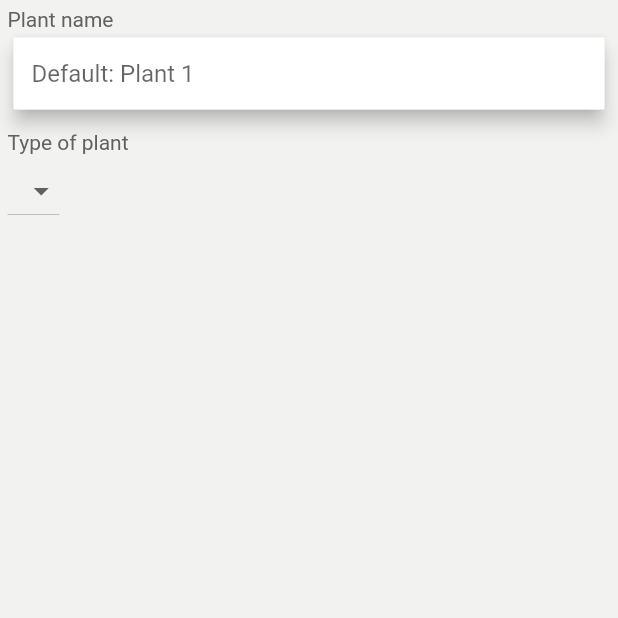
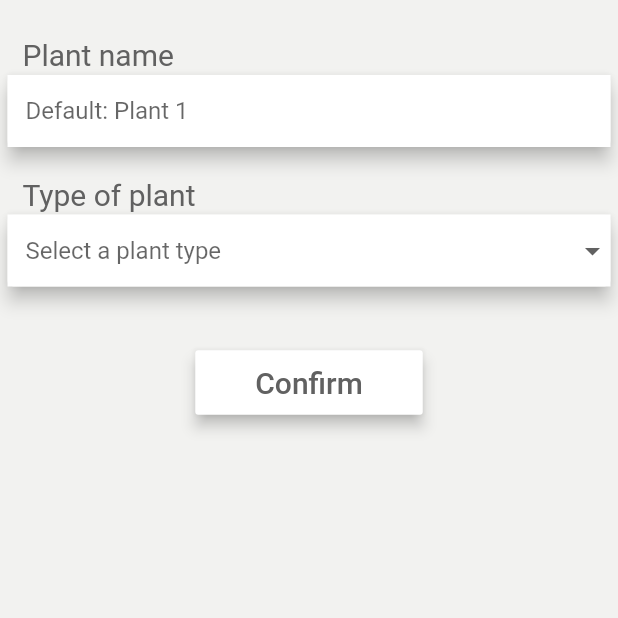
Before and after one commit to nip009/water_plant, a Flutter app: the TankOverview screen opened directly with empty values, after a tap on the "add" icon, on a phone screen of 412 x 824 dp, the top half of it. Run offline on Flutter 3.47's test engine with Material 2 defaults, Android fonts, the phone set to English and light mode, and no system bars; our stand-ins replace country_code_picker; missing offline and left inert: custom_navigator.

Commit message:
Let user make new plant - WIP

```diff
--- a/lib/src/screens/tank_overview/components/add_new_plant.dart
+++ b/lib/src/screens/tank_overview/components/add_new_plant.dart
@@ -1,12 +1,14 @@
 import 'package:flutter/material.dart';
+import 'package:water_plant/objects/plant/plant.dart';
 import 'package:water_plant/objects/watertankdevice/water_tank_device.dart';
 
 import 'package:water_plant/constants.dart' as Constants;
 
 class AddNewPlant extends StatefulWidget {
   WaterTankDevice tank;
+  Function addNewPlant;
 
-  AddNewPlant(this.tank);
+  AddNewPlant(this.tank, this.addNewPlant);
   @override
   _AddNewPlantState createState() => _AddNewPlantState();
 }
@@ -15,6 +17,10 @@ class _AddNewPlantState extends State<AddNewPlant> {
   final _formKey = new GlobalKey<FormState>();
 
   String _plantName = '';
+
+  // needs to be null because the value in DropdownButton needs to be null at first
+  String _selectedPlantType;
+
   @override
   Widget build(BuildContext context) {
     return SafeArea(
@@ -25,10 +31,17 @@ class _AddNewPlantState extends State<AddNewPlant> {
             crossAxisAlignment: CrossAxisAlignment.start,
             children: <Widget>[
               Container(
-                child: Text('Plant name'),
+                padding: EdgeInsets.fromLTRB(10, 20, 10, 2),
+                child: Text(
+                  'Plant name',
+                  style: TextStyle(
+                    fontSize: 20,
+                  ),
+                ),
               ),
               Card(
                 elevation: 5,
+                margin: EdgeInsets.all(0),
                 child: Container(
                   padding: EdgeInsets.only(left: 12),
                   color: Colors.white,
@@ -49,18 +62,74 @@ class _AddNewPlantState extends State<AddNewPlant> {
                 ),
               ),
               Container(
-                padding: EdgeInsets.only(top: 10),
-                child: Text('Type of plant'),
+                padding: EdgeInsets.fromLTRB(10, 20, 10, 2),
+                child: Text(
+                  'Type of plant',
+                  style: TextStyle(
+                    fontSize: 20,
+                  ),
+                ),
               ),
-              DropdownButton<String>(
-                items: <String>['A', 'B', 'C', 'D'].map((String value) {
-                  return new DropdownMenuItem<String>(
-                    value: value,
-                    child: new Text(value),
-                  );
-                }).toList(),
-                onChanged: (_) {},
-              )
+              Card(
+                elevation: 5,
+                margin: EdgeInsets.all(0),
+                child: Container(
+                  padding: EdgeInsets.only(left: 12),
+                  alignment: Alignment.centerLeft,
+                  color: Colors.white,
+                  child: DropdownButton<String>(
+                    //isDense: true,
+                    hint: Text('Select a plant type'),
+                    value: _selectedPlantType,
+                    items: [
+                      'Chinese Evergreen',
+                      'Emerald palm',
+                      'Orchid',
+                      'Yucca Palm',
+                      'Cocos Palm',
+                      'Money Tree',
+                      'Queen Palm',
+                      'Benjamin Fig',
+                      'Bonsai Ficus',
+                      'Janet Lind',
+                    ].map((String value) {
+                      return new DropdownMenuItem<String>(
+                        value: value,
+                        child: new Text(value),
+                      );
+                    }).toList(),
+                    onChanged: (String value) {
+                      setState(() {
+                        _selectedPlantType = value;
+                      });
+                    },
+                    isExpanded: true,
+                    underline: Container(),
+                  ),
+                ),
+              ),
+              Container(
+                padding: EdgeInsets.only(top: 40),
+                alignment: Alignment.center,
+                child: RaisedButton(
+                  elevation: 4,
+                  padding: EdgeInsets.all(10),
+                  color: Colors.white,
+                  child: Container(
+                    margin: EdgeInsets.only(left: 30, right: 30),
+                    child: Text(
+                      'Confirm',
+                      style: TextStyle(
+                        fontSize: 20,
+                        color: Colors.grey[700],
+                      ),
+                    ),
+                  ),
+                  onPressed: () {
+                    _submit();
+                  },
+                ),
+              ),
             ],
           ),
         ),
@@ -73,9 +142,14 @@ class _AddNewPlantState extends State<AddNewPlant> {
     if (_formKey.currentState.validate()) {
       //onSaved for the form is called and tank name is stored in _tankName.
       _formKey.currentState.save();
-      print(_plantName);
-      WaterTankDevice tank = WaterTankDevice(_plantName);
-      //widget.addPlant(plant);
+
+      Plant plant = Plant(
+        0,
+        name: _plantName,
+        latinName: 'latinsk navn',
+        imageName: Constants.PLANT_BENJAMIN_FIG,
+      );
+      widget.addNewPlant(plant);
       Navigator.pop(context);
     }
   }
--- a/lib/src/screens/tank_overview/components/edit_tank.dart
+++ b/lib/src/screens/tank_overview/components/edit_tank.dart
@@ -89,7 +89,7 @@ class _EditTankState extends State<EditTank> {
               Container(
                 padding: EdgeInsets.fromLTRB(10, 10, 10, 0),
                 child: Text(
-                  'Device name:',
+                  'Device name',
                   style: TextStyle(
                     fontSize: 20,
                   ),
@@ -121,7 +121,7 @@ class _EditTankState extends State<EditTank> {
               Container(
                 padding: EdgeInsets.fromLTRB(10, 20, 10, 0),
                 child: Text(
-                  'Networks:',
+                  'Networks',
                   style: TextStyle(
                     fontSize: 20,
                   ),
--- a/lib/src/screens/tank_overview/tank_overview.dart
+++ b/lib/src/screens/tank_overview/tank_overview.dart
@@ -1,4 +1,5 @@
 import 'package:flutter/material.dart';
+import 'package:water_plant/objects/plant/plant.dart';
 import 'package:water_plant/objects/watertankdevice/water_tank_device.dart';
 import 'package:water_plant/src/components/change_name_alert_dialog.dart';
 import 'package:water_plant/src/components/plant_info_card.dart';
@@ -34,26 +35,13 @@ class _TankOverviewState extends State<TankOverview> {
     refreshState();
   }
 
-  addNewPlant() {
-    /*if (widget.tank.plants.length <
+  addNewPlant(Plant plant) {
+    assert(plant != null);
+    if (widget.tank.plants.length <
         Constants.ALLOWED_NUMBER_OF_PLANTS_IN_TANK) {
-      widget.tank.plants.add(
-        //TODO: Let the user add a custom plant
-        Plant(
-          10,
-          name: 'Emerald plant',
-          latinName: 'Zamioculcas zamiifolia',
-          imageName: Constants.PLANT_EMERALD_PALM,
-        ),
-      );*/
-    Navigator.push(
-      context,
-      MaterialPageRoute(
-        builder: (context) => AddNewPlant(widget.tank),
-      ),
-    );
-
-    refreshState();
+      widget.tank.plants.add(plant);
+      refreshState();
+    }
   }
 
   Widget addNewPlantButton() {
@@ -64,7 +52,12 @@ class _TankOverviewState extends State<TankOverview> {
         Icons.add,
         color: Colors.black,
       ),
-      onPressed: () => addNewPlant(),
+      onPressed: () => Navigator.push(
+        context,
+        MaterialPageRoute(
+          builder: (context) => AddNewPlant(widget.tank, addNewPlant),
+        ),
+      ),
     );
   }
 
```
